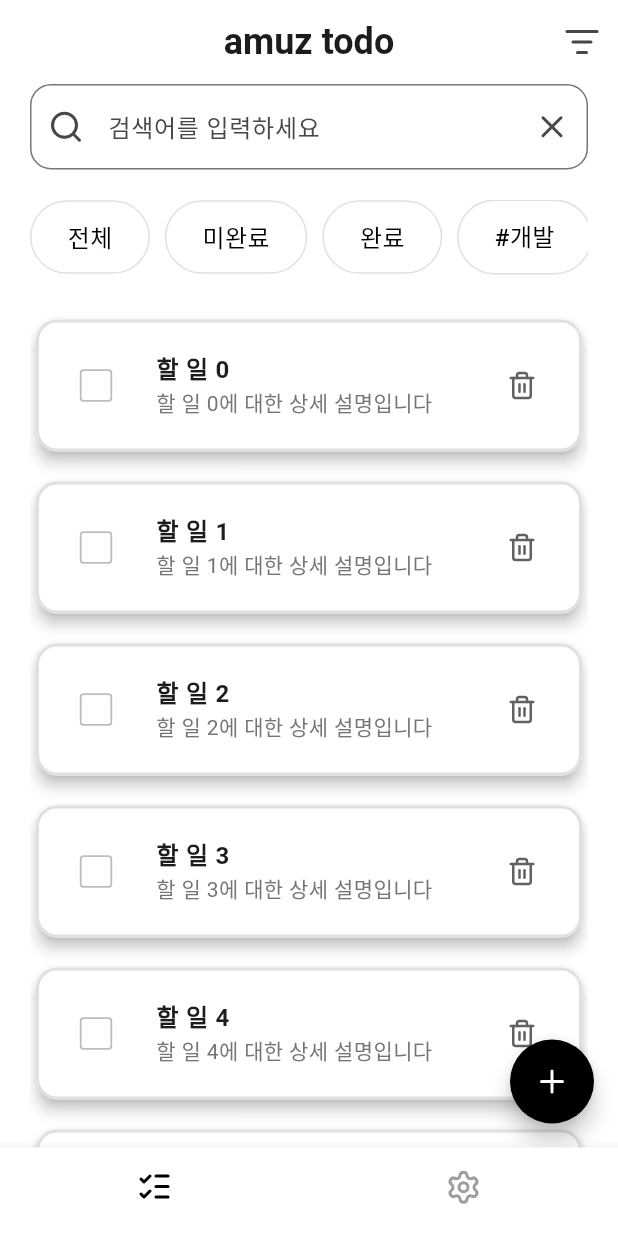
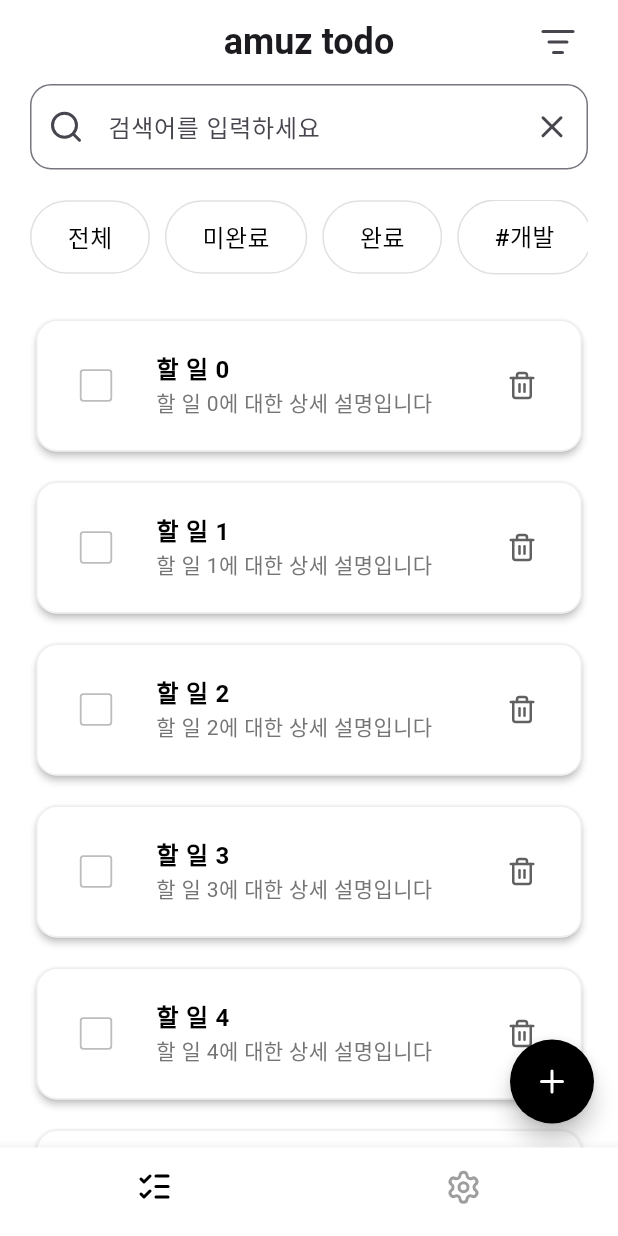
Before and after one commit to jhdodev/amuz_todo, a Flutter app: the screen it shows after launch, on a phone screen of 412 x 824 dp. Run offline on Flutter 3.47's test engine with Material 3 defaults, Android fonts, the phone set to English and light mode, and no system bars; our stand-ins replace flutter_riverpod, lucide_icons; Roboto replaces fonts that are missing (Pretendard).

Commit message:
feat: UI 추가 수정 - 정렬 필터 버튼에 패딩 추가 - 할 일 완료 상태에 따른 취소선 처리 추가 - 할 일 검색어 입력 필드 커서 색상 검은색으로 변경

```diff
--- a/lib/main.dart
+++ b/lib/main.dart
@@ -12,6 +12,7 @@ class MyApp extends StatelessWidget {
   Widget build(BuildContext context) {
     return MaterialApp(
       theme: ThemeData(
+        fontFamily: "Pretendard",
         scaffoldBackgroundColor: Colors.white,
         bottomNavigationBarTheme: const BottomNavigationBarThemeData(
           backgroundColor: Colors.white,
--- a/lib/todo_list_view.dart
+++ b/lib/todo_list_view.dart
@@ -23,9 +23,12 @@ class TodoListView extends ConsumerWidget {
         backgroundColor: Colors.white,
         surfaceTintColor: Colors.white,
         actions: [
-          IconButton(
+          Padding(
+            padding: const EdgeInsets.only(right: 16),
+            child: IconButton(
               onPressed: () {},
               icon: const Icon(LucideIcons.listFilter),
+            ),
           ),
         ],
       ),
@@ -34,6 +37,7 @@ class TodoListView extends ConsumerWidget {
         child: Column(
           children: [
             TextField(
+              cursorColor: Colors.black,
               decoration: InputDecoration(
                 hintText: "검색어를 입력하세요",
                 prefixIcon: const Icon(LucideIcons.search),
@@ -82,20 +86,23 @@ class TodoListView extends ConsumerWidget {
             Expanded(
               child: ListView.builder(
                 itemCount: 10,
-                itemBuilder: (context, index) => Padding(
+                itemBuilder: (context, index) {
+                  final isCompleted = false;
+
+                  return Padding(
                     padding: const EdgeInsets.symmetric(vertical: 6),
                     child: Card(
                       color: Colors.white,
-                    elevation: 4,
+                      elevation: 2,
                       shape: RoundedRectangleBorder(
-                      side: BorderSide(color: Colors.grey.shade300, width: 2),
+                        side: BorderSide(color: Colors.grey.shade200, width: 1),
                         borderRadius: BorderRadius.circular(14),
                       ),
                       child: ListTile(
                         leading: Transform.scale(
                           scale: 1.2,
                           child: Checkbox(
-                          value: false,
+                            value: isCompleted,
                             activeColor: Colors.black,
                             checkColor: Colors.white,
                             side: BorderSide(
@@ -110,11 +117,23 @@ class TodoListView extends ConsumerWidget {
                           style: TextStyle(
                             fontWeight: FontWeight.bold,
                             fontSize: 16,
+                            color: isCompleted
+                                ? Colors.grey[600]
+                                : Colors.black,
+                            decoration: isCompleted
+                                ? TextDecoration.lineThrough
+                                : TextDecoration.none,
                           ),
                         ),
                         subtitle: Text(
                           "할 일 $index에 대한 상세 설명입니다",
-                        style: TextStyle(color: Colors.grey[600], fontSize: 14),
+                          style: TextStyle(
+                            color: Colors.grey[600],
+                            fontSize: 14,
+                            decoration: isCompleted
+                                ? TextDecoration.lineThrough
+                                : TextDecoration.none,
+                          ),
                         ),
                         contentPadding: const EdgeInsets.symmetric(
                           horizontal: 16,
@@ -130,7 +149,8 @@ class TodoListView extends ConsumerWidget {
                         ),
                       ),
                     ),
-                ),
+                  );
+                },
               ),
             ),
           ],
--- a/pubspec.yaml
+++ b/pubspec.yaml
@@ -24,3 +24,8 @@ dev_dependencies:
 
 flutter:
   uses-material-design: true
+
+  fonts:
+    - family: Pretendard
+      fonts:
+        - asset: assets/fonts/PretendardVariable.ttf
```
Also changed, not shown: 1 other file. Lines whose indentation alone changed are shown as unchanged.
